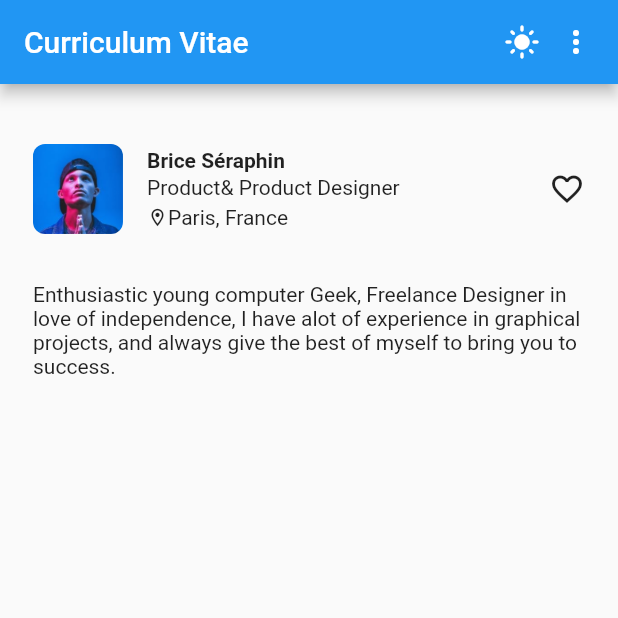
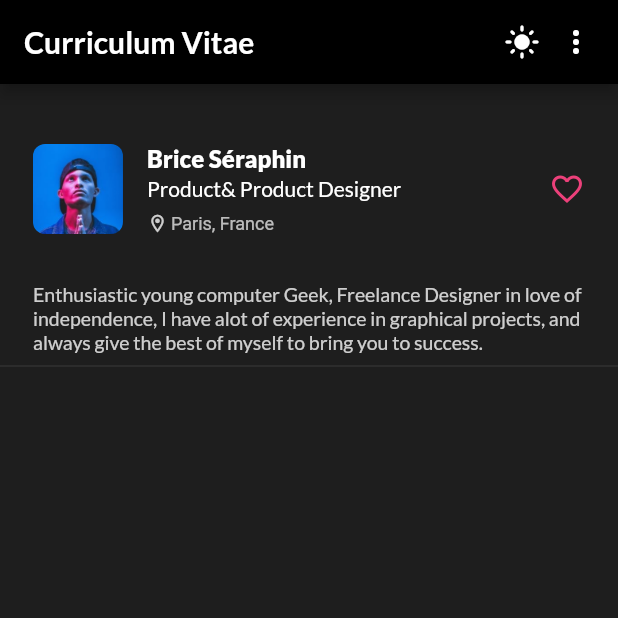
Before and after one commit to mmohammadmfallahm02/profile_app_ui, a Flutter app: the screen it shows after launch, on a phone screen of 412 x 824 dp, the top half of it. Run offline on Flutter 3.47's test engine with Material 2 defaults, Android fonts, the phone set to English and light mode, and no system bars; our stand-ins replace google_fonts.

Commit message:
themedata added and info widget theme updated

```diff
--- a/lib/main.dart
+++ b/lib/main.dart
@@ -1,4 +1,5 @@
 import 'package:flutter/material.dart';
+import 'package:google_fonts/google_fonts.dart';
 import 'screens/screens.dart';
 
 void main() {
@@ -15,7 +16,20 @@ class MyApp extends StatelessWidget {
       debugShowCheckedModeBanner: false,
       title: 'Flutter Demo',
       theme: ThemeData(
-        primarySwatch: Colors.blue,
+        brightness: Brightness.dark,
+        primaryColor: Colors.pink.shade400,
+        scaffoldBackgroundColor: const Color.fromARGB(255, 30, 30, 30),
+        appBarTheme: const AppBarTheme(backgroundColor: Colors.black),
+        textTheme: GoogleFonts.latoTextTheme(
+          const TextTheme(
+              headline6: TextStyle(
+                fontWeight: FontWeight.bold,
+              ),
+              bodyText2: TextStyle(fontSize: 14),
+              bodyText1: TextStyle(
+                  fontSize: 13, color: Color.fromARGB(200, 255, 255, 255)),
+              subtitle1: TextStyle(fontWeight: FontWeight.w900, fontSize: 16)),
+        ),
       ),
       home: HomeScreen(key: key),
     );
--- a/lib/screens/home_screen.dart
+++ b/lib/screens/home_screen.dart
@@ -16,8 +16,10 @@ class HomeScreen extends StatelessWidget {
     );
   }
 
-  Widget _buildInfoWidget() {
-    return Column(
+  Widget _buildInfoWidget(ThemeData themeData) {
+    return Padding(
+      padding: const EdgeInsets.fromLTRB(22, 40, 22, 0),
+      child: Column(
         children: [
           Row(
             children: [
@@ -36,54 +38,58 @@ class HomeScreen extends StatelessWidget {
                 child: Column(
                   crossAxisAlignment: CrossAxisAlignment.start,
                   children: [
-                  const Text(
+                    Text(
                       'Brice Séraphin',
-                    style: TextStyle(fontWeight: FontWeight.bold),
+                      style: themeData.textTheme.subtitle1,
                     ),
                     const SizedBox(
                       height: 2,
                     ),
                     const Text('Product& Product Designer'),
                     const SizedBox(
-                    height: 4,
+                      height: 8,
                     ),
                     Row(
-                    children: const [
+                      children: [
                         Icon(
                           Icons.location_on_outlined,
+                          color: themeData.textTheme.bodyText1!.color,
                           size: 14,
+                        ),
+                        const SizedBox(
+                          width: 2,
                         ),
                         Text(
                           'Paris, France',
+                          style: themeData.textTheme.caption,
                         )
                       ],
                     ),
                   ],
                 ),
               ),
-            const Icon(Icons.favorite_outline)
+              Icon(Icons.favorite_outline, color: themeData.primaryColor)
             ],
           ),
           const SizedBox(
             height: 32,
           ),
-        const Text(
-            'Enthusiastic young computer Geek, Freelance Designer in love of independence, I have alot of experience in graphical projects, and always give the best of myself to bring you to success.')
+          Text(
+            'Enthusiastic young computer Geek, Freelance Designer in love of independence, I have alot of experience in graphical projects, and always give the best of myself to bring you to success.',
+            style: themeData.textTheme.bodyText1,
+          )
         ],
+      ),
     );
   }
 
   @override
   Widget build(BuildContext context) {
+    final ThemeData themeData = Theme.of(context);
     return Scaffold(
       appBar: _buildAppBarWidget(),
-      body: Padding(
-        padding: const EdgeInsets.fromLTRB(22, 40, 22, 0),
-        child: Column(
-          children: [
-            _buildInfoWidget(),
-          ],
-        ),
+      body: Column(
+        children: [_buildInfoWidget(themeData), const Divider()],
       ),
     );
   }
--- a/pubspec.yaml
+++ b/pubspec.yaml
@@ -36,6 +36,8 @@ dependencies:
   # The following adds the Cupertino Icons font to your application.
   # Use with the CupertinoIcons class for iOS style icons.
   cupertino_icons: ^1.0.2
+  google_fonts: ^4.0.3
+
 
 dev_dependencies:
   flutter_test:
```
Also changed, not shown: pubspec.lock, 2 other files. Lines whose indentation alone changed are shown as unchanged.
